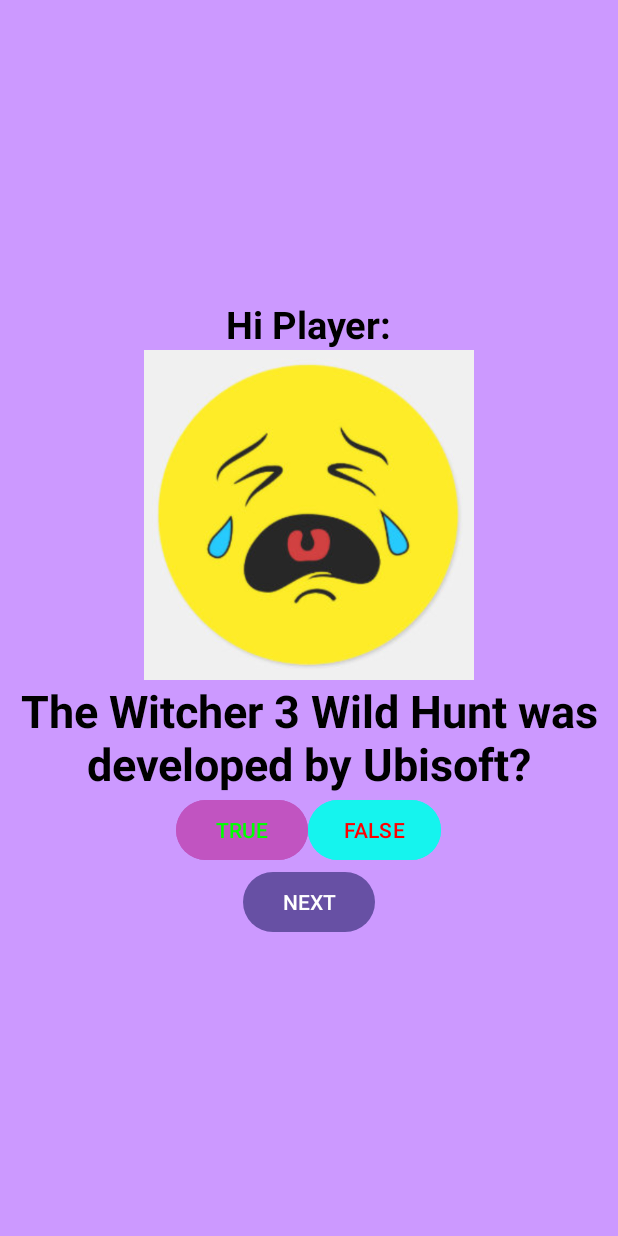
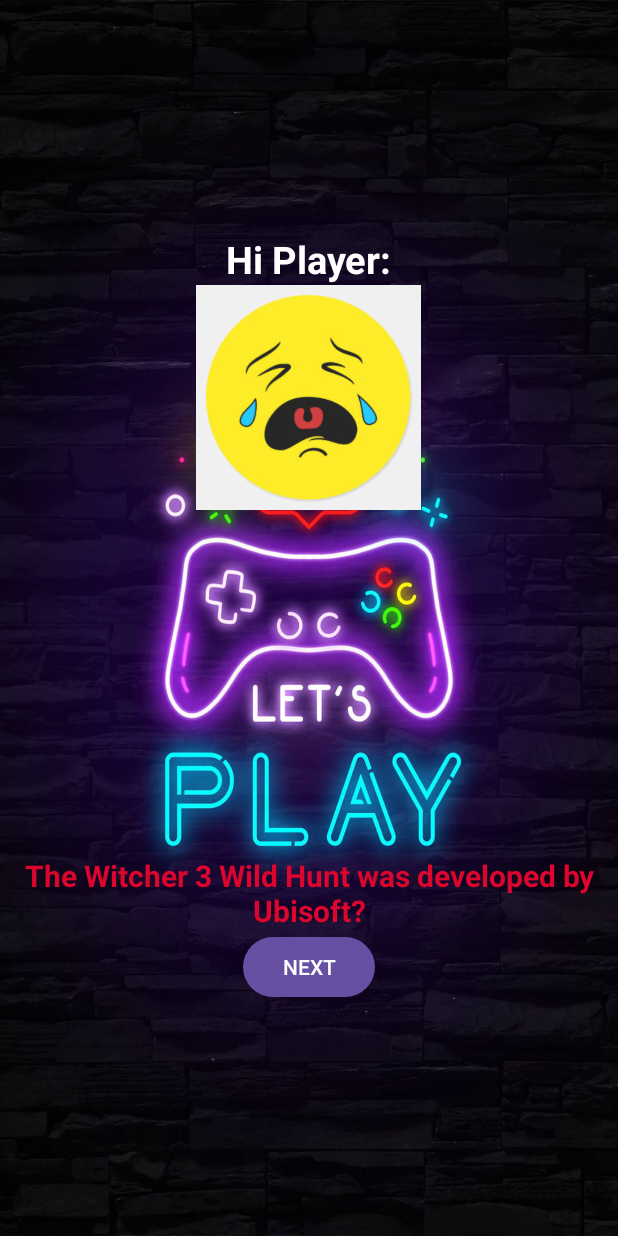
Before and after one commit to LCh-Salgado/LilianaCh, an Android app: the MainActivity screen opened directly, with no data from a screen before it, after a tap on "TRUE", on a phone screen of 412 x 824 dp. Run offline under Robolectric (Android 15) with nearby library versions, the phone set to English and light mode, and no system bars.

Commit message:
add a background image to the screen of the question and add make invisible true and false button when you click one button

```diff
--- a/app/src/main/java/com/example/piquizapplch/MainActivity.java
+++ b/app/src/main/java/com/example/piquizapplch/MainActivity.java
@@ -74,6 +74,8 @@ public class MainActivity extends AppCompatActivity {
             @Override
             public void onClick(View view) {
                 FaceIV.setVisibility(View.VISIBLE);
+                trueBTN.setVisibility(View.GONE);
+                falseBTN.setVisibility(View.GONE);
                 if(currentQ.getCorrAns()==true)   {
                     toastMsg = getString(R.string.rightToastMsg);
                     FaceIV.setImageResource(R.drawable.happyface);
@@ -95,6 +97,8 @@ public class MainActivity extends AppCompatActivity {
             @Override
             public void onClick(View view) {
                 FaceIV.setVisibility(View.VISIBLE);
+                trueBTN.setVisibility(View.GONE);
+                falseBTN.setVisibility(View.GONE);
                 if(currentQ.getCorrAns()==false) {
                     toastMsg = getString(R.string.rightToastMsg);
                     FaceIV.setImageResource(R.drawable.happyface);
@@ -122,6 +126,8 @@ public class MainActivity extends AppCompatActivity {
                 }
                 else {
                     FaceIV.setVisibility(View.INVISIBLE);
+                    trueBTN.setVisibility(View.VISIBLE);
+                    falseBTN.setVisibility(View.VISIBLE);
 
                     currentIndex++;
                     currentQ = questions[currentIndex];
--- a/app/src/main/res/layout/activity_main.xml
+++ b/app/src/main/res/layout/activity_main.xml
@@ -3,35 +3,37 @@
     android:layout_width="match_parent"
     android:layout_height="match_parent"
     android:layout_gravity="center"
-    android:background="#CC99FF"
-    android:gravity="center_vertical"
+    android:background="@drawable/gamerbackground"
+    android:gravity="center"
     android:orientation="vertical">
 
-    <LinearLayout
-        android:layout_width="match_parent"
-        android:layout_height="wrap_content"
-        android:orientation="horizontal"
-        android:gravity="center">
+
+<!--    <ImageView-->
+<!--        android:layout_width="match_parent"-->
+<!--        android:layout_height="wrap_content"-->
+<!--        android:background="@drawable/gamerbackground" />-->
 
     <TextView
         android:id="@+id/playerTV"
         android:layout_width="wrap_content"
         android:layout_height="wrap_content"
         android:text="@string/PlayersName"
-        android:textColor="@color/black"
+        android:textColor="@color/white"
         android:textSize="25sp"
         android:textStyle="bold" />
 
+    <ImageView
+        android:id="@+id/sadFImageV"
+        android:layout_width="190dp"
+        android:layout_height="150dp"
+        android:layout_gravity="center"
+        android:src="@drawable/sadface"
+        android:visibility="invisible" />
 
-    </LinearLayout>
+    <Space
+        android:layout_width="0dp"
+        android:layout_height="230dp"/>
 
-    <ImageView
-        android:layout_width="230dp"
-        android:layout_height="220dp"
-        android:layout_gravity="center"
-        android:id="@+id/sadFImageV"
-        android:visibility="invisible"
-        android:src="@drawable/sadface"/>
 
     <TextView
         android:id="@+id/questionTV"
@@ -39,8 +41,8 @@
         android:layout_height="wrap_content"
         android:text="@string/q1text"
         android:textAlignment="center"
-        android:textColor="@color/black"
-        android:textSize="30dp"
+        android:textColor="@color/red"
+        android:textSize="20dp"
         android:textStyle="bold" />
 
     <LinearLayout
--- a/app/src/main/res/layout/activity_score.xml
+++ b/app/src/main/res/layout/activity_score.xml
@@ -17,6 +17,9 @@
         android:textStyle="bold"
         android:textColor="@color/black"/>
 
+    <Space
+        android:layout_width="0dp"
+        android:layout_height="95dp"/>
 
     <TextView
         android:layout_width="wrap_content"
@@ -27,6 +30,7 @@
         android:textSize="50dp"
         />
 
+
     <TextView
         android:layout_width="wrap_content"
         android:layout_height="wrap_content"
@@ -36,6 +40,10 @@
         android:text="@string/score_text"
         android:textColor="@color/black"
         android:textSize="50dp" />
+
+    <Space
+        android:layout_width="0dp"
+        android:layout_height="110dp"/>
 
     <Button
         android:layout_width="wrap_content"
--- a/app/src/main/res/values/colors.xml
+++ b/app/src/main/res/values/colors.xml
@@ -3,4 +3,5 @@
     <color name="black">#FF000000</color>
     <color name="white">#FFFFFFFF</color>
     <color name="darkblue">#0033cc</color>
+    <color name="red">#dc052d</color>
 </resources>
```
Also changed, not shown: app/src/main/res/drawable/background.jpg (added), app/src/main/res/drawable/gamerbackground.jpg (added), 2 other files.
